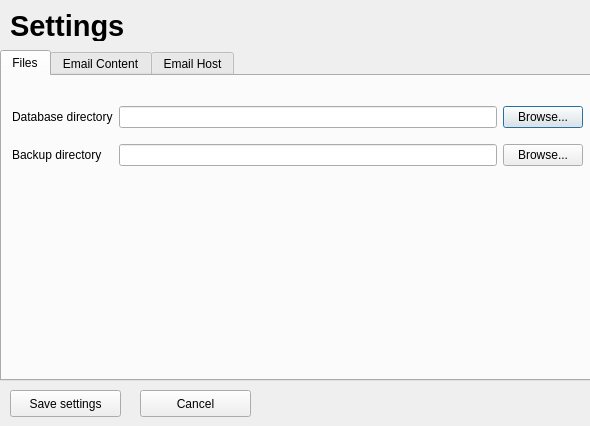
First picture: the form in dialogs/setting/SettingForm.ui, repository supermaximo93/Computing_Project, before the edit.
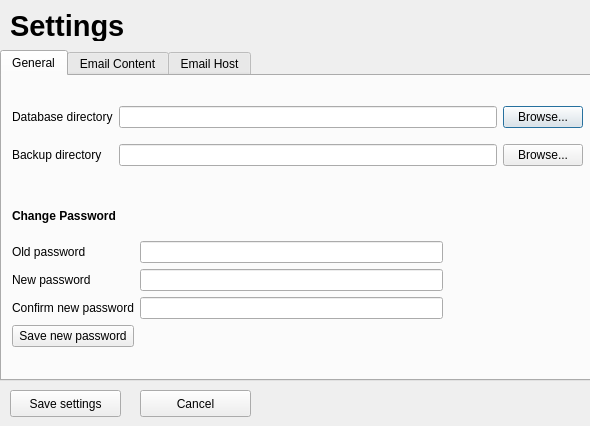
Second picture: the form after the edit.

Commit message: Program password setting can now be edited in settings dialog

```diff
--- a/dialogs/setting/SettingForm.ui
+++ b/dialogs/setting/SettingForm.ui
@@ -45,7 +45,7 @@
    </property>
    <widget class="QWidget" name="tab_files">
     <attribute name="title">
-     <string>Files</string>
+     <string>General</string>
     </attribute>
     <widget class="QWidget" name="gridLayoutWidget">
      <property name="geometry">
@@ -93,6 +93,80 @@
       </item>
      </layout>
     </widget>
+    <widget class="QWidget" name="gridLayoutWidget_6">
+     <property name="geometry">
+      <rect>
+       <x>10</x>
+       <y>120</y>
+       <width>431</width>
+       <height>151</height>
+      </rect>
+     </property>
+     <layout class="QGridLayout" name="gridLayout_6">
+      <item row="0" column="0">
+       <widget class="QLabel" name="label_changePassword">
+        <property name="font">
+         <font>
+          <weight>75</weight>
+          <bold>true</bold>
+         </font>
+        </property>
+        <property name="text">
+         <string>Change Password</string>
+        </property>
+       </widget>
+      </item>
+      <item row="1" column="0">
+       <widget class="QLabel" name="label_oldPassword">
+        <property name="text">
+         <string>Old password</string>
+        </property>
+       </widget>
+      </item>
+      <item row="2" column="0">
+       <widget class="QLabel" name="label_newPassword">
+        <property name="text">
+         <string>New password</string>
+        </property>
+       </widget>
+      </item>
+      <item row="3" column="0">
+       <widget class="QLabel" name="label_confirmNewPassword">
+        <property name="text">
+         <string>Confirm new password</string>
+        </property>
+       </widget>
+      </item>
+      <item row="1" column="1">
+       <widget class="QLineEdit" name="lineEdit_oldPassword">
+        <property name="echoMode">
+         <enum>QLineEdit::Password</enum>
+        </property>
+       </widget>
+      </item>
+      <item row="2" column="1">
+       <widget class="QLineEdit" name="lineEdit_newPassword">
+        <property name="echoMode">
+         <enum>QLineEdit::Password</enum>
+        </property>
+       </widget>
+      </item>
+      <item row="3" column="1">
+       <widget class="QLineEdit" name="lineEdit_confirmNewPassword">
+        <property name="echoMode">
+         <enum>QLineEdit::Password</enum>
+        </property>
+       </widget>
+      </item>
+      <item row="4" column="0">
+       <widget class="QPushButton" name="pushButton_saveNewPassword">
+        <property name="text">
+         <string>Save new password</string>
+        </property>
+       </widget>
+      </item>
+     </layout>
+    </widget>
    </widget>
    <widget class="QWidget" name="tab_emailContent">
     <attribute name="title">
```
The commit also changes 2 other files.
